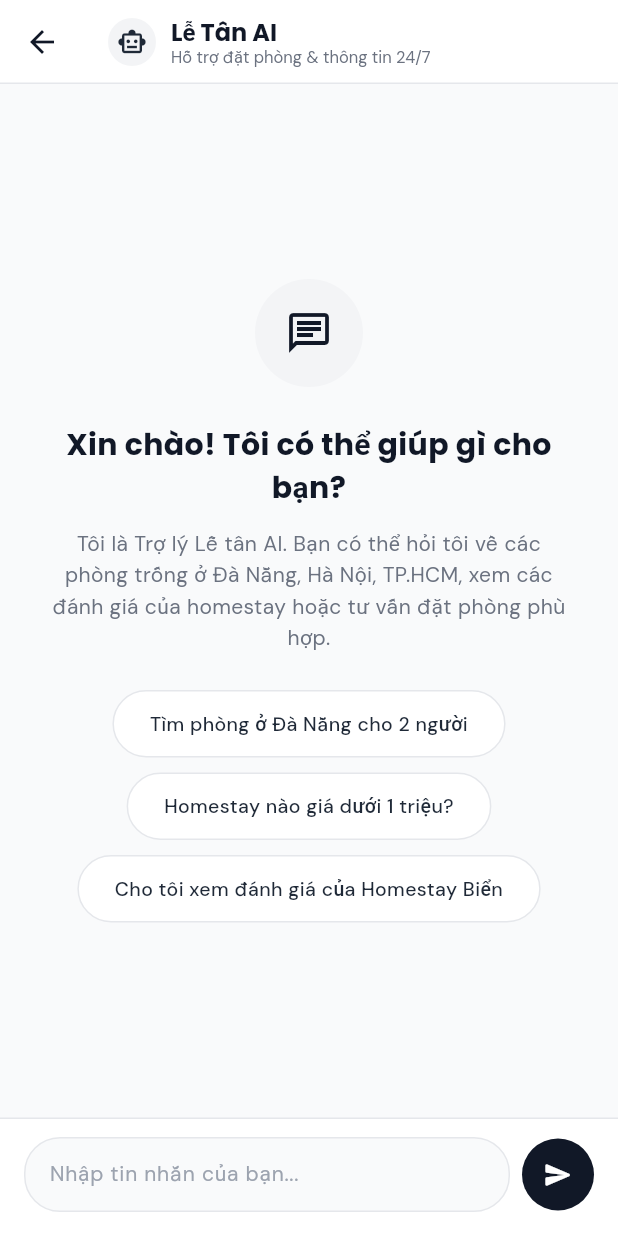
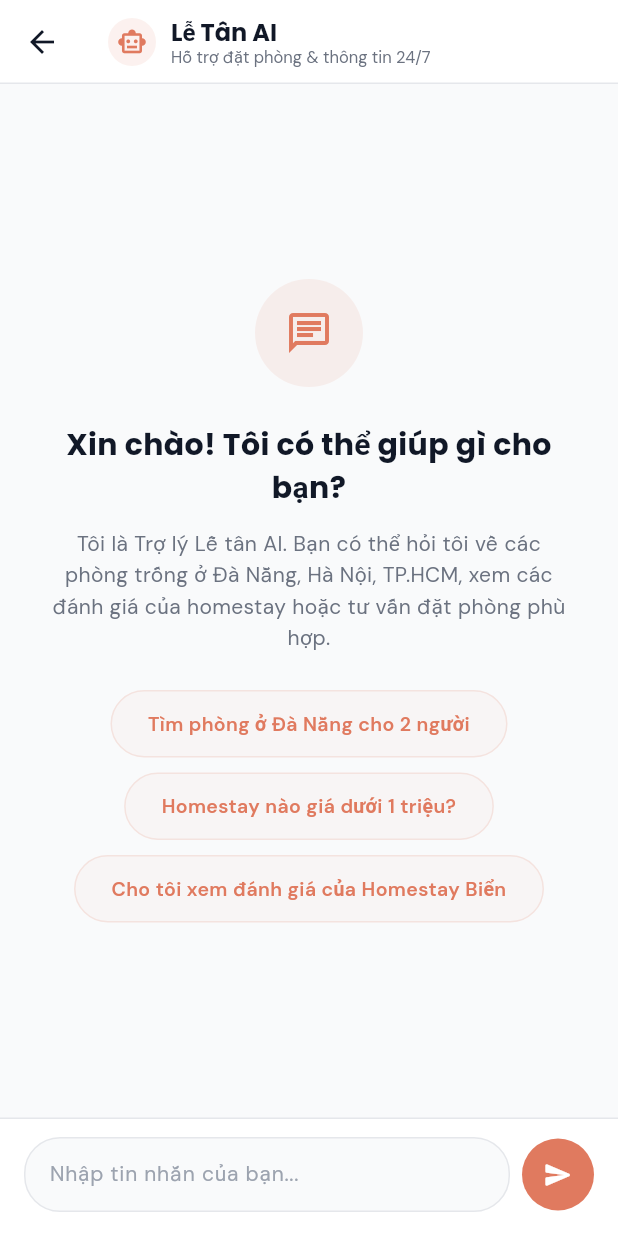
Before and after one commit to tungnvse182691/Home_Booking_FEmobile, a Flutter app: the ChatScreen screen opened by its route, on a phone screen of 412 x 824 dp. Run offline on Flutter 3.47's test engine with Material 3 defaults, Android fonts, the phone set to English and light mode, and no system bars; our stand-ins replace cached_network_image, dio, flutter_map, flutter_riverpod, flutter_secure_storage, flutter_staggered_animations and 11 more; accounts and stored records are empty.

Commit message:
feat: fix chat screen overflow on keyboard display and sync UI with Terracotta theme

```diff
--- a/lib/features/chat/screens/chat_screen.dart
+++ b/lib/features/chat/screens/chat_screen.dart
@@ -28,6 +28,7 @@ class _ChatScreenState extends ConsumerState<ChatScreen> {
       if (_focusNode.hasFocus) {
         Future.delayed(const Duration(milliseconds: 250), _scrollToBottom);
       }
+      setState(() {});
     });
   }
 
@@ -113,12 +114,12 @@ class _ChatScreenState extends ConsumerState<ChatScreen> {
             Container(
               padding: const EdgeInsets.all(6),
               decoration: BoxDecoration(
-                color: const Color(0xFFF3F4F6),
+                color: AppTheme.primary.withOpacity(0.1),
                 shape: BoxShape.circle,
               ),
               child: const Icon(
                 Icons.smart_toy_outlined, // Material Symbols Outlined
-                color: Color(0xFF1F2937),
+                color: AppTheme.primary,
                 size: 20,
               ),
             ),
@@ -181,7 +182,7 @@ class _ChatScreenState extends ConsumerState<ChatScreen> {
                         },
                         child: Text(
                           'Xóa',
-                          style: GoogleFonts.dmSans(color: Colors.redAccent, fontWeight: FontWeight.bold),
+                          style: GoogleFonts.dmSans(color: const Color(0xFFE57373), fontWeight: FontWeight.bold),
                         ),
                       ),
                     ],
@@ -219,20 +220,22 @@ class _ChatScreenState extends ConsumerState<ChatScreen> {
 
   Widget _buildWelcomeMessage() {
     return Center(
+      child: SingleChildScrollView(
+        physics: const BouncingScrollPhysics(),
         child: Padding(
-        padding: const EdgeInsets.symmetric(horizontal: 32),
+          padding: const EdgeInsets.symmetric(horizontal: 32, vertical: 24),
           child: Column(
             mainAxisAlignment: MainAxisAlignment.center,
             children: [
               Container(
                 padding: const EdgeInsets.all(20),
-              decoration: const BoxDecoration(
-                color: Color(0xFFF3F4F6),
+                decoration: BoxDecoration(
+                  color: AppTheme.primary.withOpacity(0.1),
                   shape: BoxShape.circle,
                 ),
                 child: const Icon(
                   Icons.chat_outlined,
-                color: Color(0xFF111827),
+                  color: AppTheme.primary,
                   size: 32,
                 ),
               ),
@@ -270,6 +273,7 @@ class _ChatScreenState extends ConsumerState<ChatScreen> {
             ],
           ),
         ),
+      ),
     );
   }
 
@@ -283,8 +287,8 @@ class _ChatScreenState extends ConsumerState<ChatScreen> {
       child: Container(
         padding: const EdgeInsets.symmetric(horizontal: 24, vertical: 12),
         decoration: BoxDecoration(
-          color: Colors.white,
-          border: Border.all(color: const Color(0xFFE5E7EB)),
+          color: AppTheme.primary.withOpacity(0.04),
+          border: Border.all(color: AppTheme.primary.withOpacity(0.15)),
           borderRadius: BorderRadius.circular(24),
         ),
         child: Text(
@@ -292,8 +296,8 @@ class _ChatScreenState extends ConsumerState<ChatScreen> {
           textAlign: TextAlign.center,
           style: GoogleFonts.dmSans(
             fontSize: 13,
-            color: const Color(0xFF1F2937),
-            fontWeight: FontWeight.w500,
+            color: AppTheme.primary,
+            fontWeight: FontWeight.w600,
           ),
         ),
       ),
@@ -497,7 +501,7 @@ class _ChatScreenState extends ConsumerState<ChatScreen> {
             ),
             padding: const EdgeInsets.symmetric(horizontal: 16, vertical: 12),
             decoration: BoxDecoration(
-              color: isUser ? const Color(0xFF111827) : Colors.white,
+              color: isUser ? AppTheme.primary : Colors.white,
               border: isUser ? null : Border.all(color: const Color(0xFFE5E7EB)),
               borderRadius: BorderRadius.only(
                 topLeft: const Radius.circular(16),
@@ -577,7 +581,7 @@ class _ChatScreenState extends ConsumerState<ChatScreen> {
                 ),
                 const SizedBox(width: 8),
                 LoadingAnimationWidget.threeArchedCircle(
-                  color: const Color(0xFF9CA3AF),
+                  color: AppTheme.primary,
                   size: 16,
                 ),
               ],
@@ -618,8 +622,8 @@ class _ChatScreenState extends ConsumerState<ChatScreen> {
                 color: const Color(0xFFF9FAFB),
                 borderRadius: BorderRadius.circular(24),
                 border: Border.all(
-                  color: const Color(0xFFE5E7EB),
-                  width: 1.0,
+                  color: _focusNode.hasFocus ? AppTheme.primary : const Color(0xFFE5E7EB),
+                  width: _focusNode.hasFocus ? 1.5 : 1.0,
                 ),
               ),
               child: Row(
@@ -661,7 +665,7 @@ class _ChatScreenState extends ConsumerState<ChatScreen> {
             width: 48,
             height: 48,
             decoration: BoxDecoration(
-              color: isTyping ? const Color(0xFF9CA3AF) : const Color(0xFF111827),
+              color: isTyping ? const Color(0xFFE5E7EB) : AppTheme.primary,
               shape: BoxShape.circle,
             ),
             child: IconButton(
```
Lines whose indentation alone changed are shown as unchanged.
